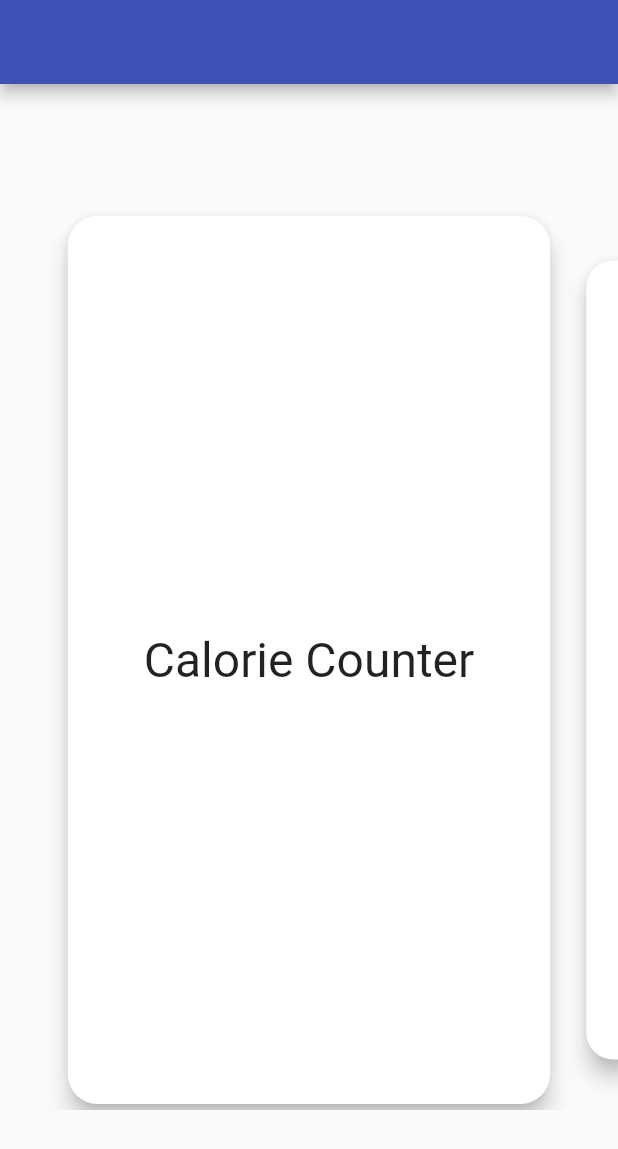
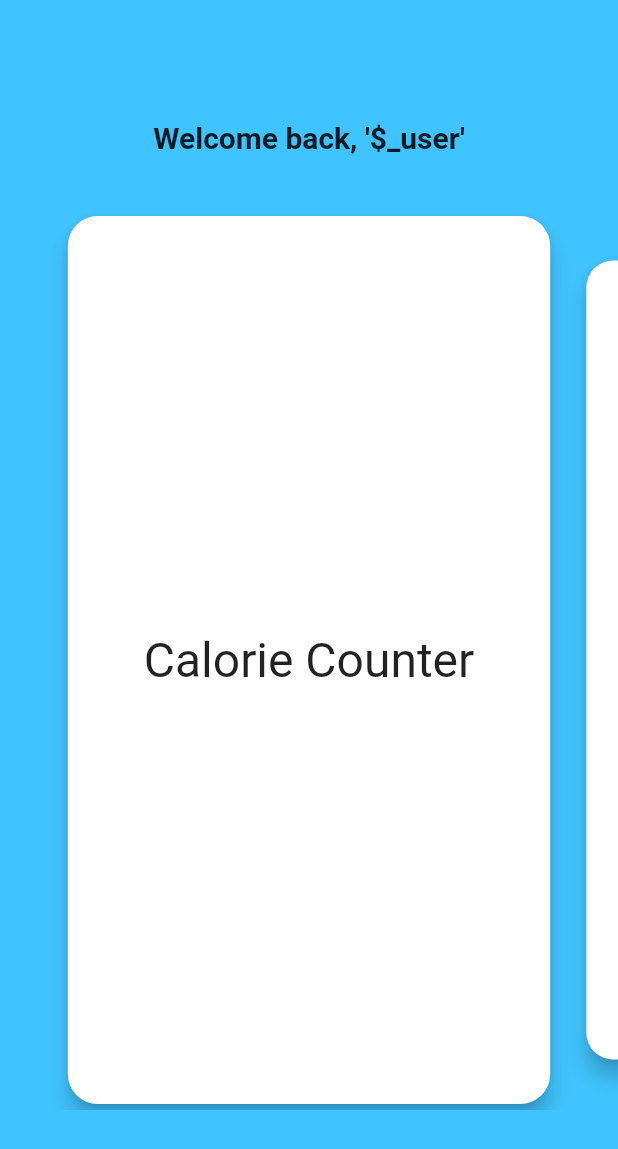
Before and after one commit to shaanzie/headsup, a Flutter app: the WorkerDashboard screen opened directly, on a phone screen of 412 x 824 dp. Shown: the top 1149 px of the screen. Run offline on Flutter 3.47's test engine with Material 2 defaults, Android fonts, the phone set to English and light mode, and no system bars; our stand-ins replace fl_chart, shared_preferences, sticky_headers, syncfusion_flutter_gauges; missing offline and left inert: flutter_week_view, time_machine; accounts and stored records are empty.

Commit message:
Added UI fixes

```diff
--- a/headsup/lib/WorkerUI/dashboard_worker.dart
+++ b/headsup/lib/WorkerUI/dashboard_worker.dart
@@ -1,10 +1,10 @@
 import 'package:flutter/material.dart';
 import 'package:headsup/WorkerUI/schedule.dart';
 import 'package:headsup/login_signup.dart';
-import 'package:headsup/WorkerUI/brain.dart';
 import 'package:headsup/WorkerUI/calories.dart';
 import 'package:headsup/WorkerUI/pollution.dart';
 import 'package:headsup/WorkerUI/brain.dart';
+import 'package:sticky_headers/sticky_headers.dart';
 
 class WorkerDashboard extends StatefulWidget {
   @override
@@ -18,14 +18,30 @@ class _DashboardState extends State<WorkerDashboard> {
   @override
   Widget build(BuildContext context) {
     return Scaffold(
-      appBar: AppBar(),
-      body: Center(
+        backgroundColor: Colors.lightBlueAccent,
+        body: SafeArea(
+          child: Column(
+            children: <Widget>[
+              Padding(
+                  padding: EdgeInsets.all(20),
+                  child: Expanded(
+                    child: Text(
+                      "Welcome back, '\$_user'",
+                      style: TextStyle(
+                        fontSize: 20,
+                        height: 5,
+                        fontWeight: FontWeight.bold,
+                      ),
+                    ),
+                  )),
+              Center(
                 child: SizedBox(
                   height: 600, // card height
                   child: PageView.builder(
                     itemCount: 4,
                     controller: PageController(viewportFraction: 0.8),
-            onPageChanged: (int index) => setState(() => _index = index),
+                    onPageChanged: (int index) =>
+                        setState(() => _index = index),
                     itemBuilder: (_, i) {
                       if (i == 0) {
                         return Transform.scale(
@@ -128,6 +144,8 @@ class _DashboardState extends State<WorkerDashboard> {
                   ),
                 ),
               ),
-    );
+            ],
+          ),
+        ));
   }
 }
```
Lines whose indentation alone changed are shown as unchanged.
